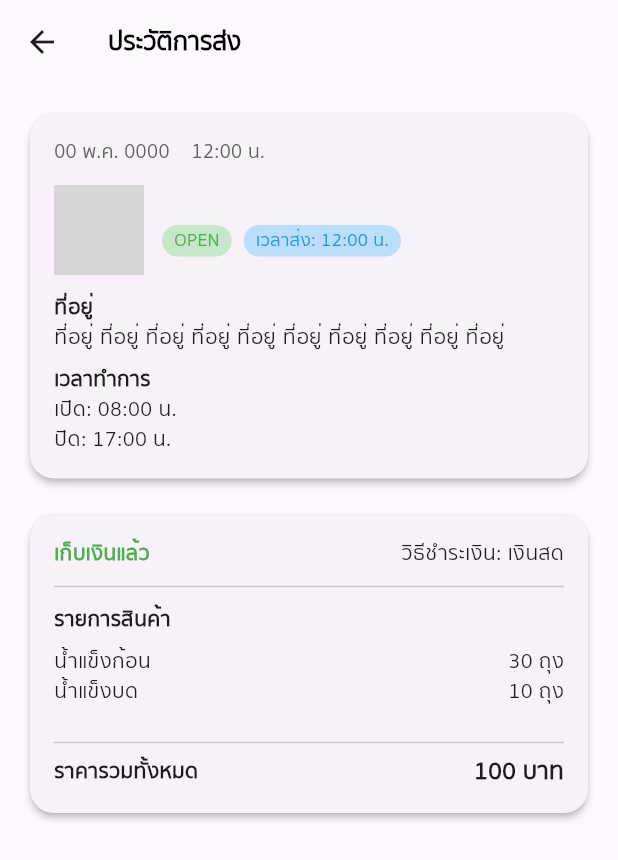
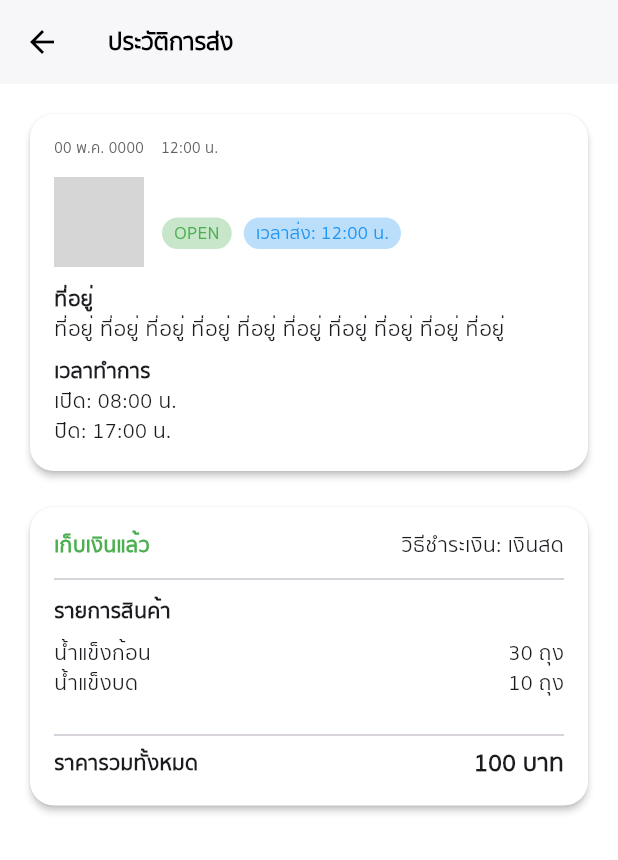
Before and after one commit to AshaTechCorporation/ksice, a Flutter app: the HistoryDetail screen opened directly with empty values, on a phone screen of 412 x 824 dp. Shown: the top 860 px of the screen. Run offline on Flutter 3.47's test engine with Material 3 defaults, Android fonts, the phone set to English and light mode, and no system bars; our stand-ins replace geolocator, google_maps_flutter, image_picker, shared_preferences, syncfusion_flutter_gauges; accounts and stored records are empty; network calls fail; grey boxes are pictures that could not be loaded.

Commit message:
edit historyDetail

```diff
--- a/lib/employee/history/historyDetail.dart
+++ b/lib/employee/history/historyDetail.dart
@@ -11,33 +11,36 @@ class HistoryDetail extends StatefulWidget {
 class _HistoryDetailState extends State<HistoryDetail> {
   @override
   Widget build(BuildContext context) {
-    final size = MediaQuery.of(context).size;
-
     return Scaffold(
+      backgroundColor: Colors.white, // ✅ พื้นหลังสีขาว
       appBar: AppBar(
-        title: Text('ประวัติการส่ง'),
+        title: Text('ประวัติการส่ง',style: TextStyle(fontSize: 16),),
+        backgroundColor: Colors.white,
+        foregroundColor: Colors.black,
+        elevation: 1,
       ),
       body: SingleChildScrollView(
-        padding: const EdgeInsets.all(16),
+        padding: EdgeInsets.all(16),
         child: Column(
           children: [
-            // 📦 กล่องข้อมูลร้าน
+            // 📦 ข้อมูลร้านค้า
             Card(
               elevation: 2,
+              color: Colors.white, // ✅ การ์ดสีขาว
               shape: RoundedRectangleBorder(borderRadius: BorderRadius.circular(16)),
               child: Padding(
-                padding: const EdgeInsets.all(16),
+                padding: EdgeInsets.all(16),
                 child: Column(
                   crossAxisAlignment: CrossAxisAlignment.start,
                   children: [
                     Text('00 พ.ค. 0000    12:00 น.',
-                        style: TextStyle(color: Colors.grey[700], fontSize: 13)),
-                    const SizedBox(height: 12),
+                        style: TextStyle(color: Colors.grey[700], fontSize: 10)),
+                    SizedBox(height: 12),
                     Row(
                       crossAxisAlignment: CrossAxisAlignment.start,
                       children: [
                         ClipRRect(
-                          borderRadius: BorderRadius.circular(8),
+                          borderRadius: BorderRadius.circular(30), // ✅ วงกลม
                           child: Image.network(
                             widget.data['image'],
                             width: 60,
@@ -45,37 +48,37 @@ class _HistoryDetailState extends State<HistoryDetail> {
                             fit: BoxFit.cover,
                           ),
                         ),
-                        const SizedBox(width: 12),
+                        SizedBox(width: 12),
                         Expanded(
                           child: Column(
                             crossAxisAlignment: CrossAxisAlignment.start,
                             children: [
                               Text(
                                 widget.data['title'],
-                                style: const TextStyle(
+                                style: TextStyle(
                                     fontWeight: FontWeight.bold, fontSize: 16),
                               ),
-                              const SizedBox(height: 4),
+                              SizedBox(height: 4),
                               Row(
                                 children: [
                                   Container(
-                                    padding: const EdgeInsets.symmetric(horizontal: 8, vertical: 2),
+                                    padding: EdgeInsets.symmetric(horizontal: 8, vertical: 2),
                                     decoration: BoxDecoration(
                                       color: Colors.green[100],
                                       borderRadius: BorderRadius.circular(12),
                                     ),
-                                    child: const Text('OPEN',
+                                    child: Text('OPEN',
                                         style: TextStyle(
                                             color: Colors.green, fontSize: 12)),
                                   ),
-                                  const SizedBox(width: 8),
+                                  SizedBox(width: 8),
                                   Container(
-                                    padding: const EdgeInsets.symmetric(horizontal: 8, vertical: 2),
+                                    padding: EdgeInsets.symmetric(horizontal: 8, vertical: 2),
                                     decoration: BoxDecoration(
                                       color: Colors.blue[100],
                                       borderRadius: BorderRadius.circular(12),
                                     ),
-                                    child: const Text('เวลาส่ง: 12:00 น.',
+                                    child: Text('เวลาส่ง: 12:00 น.',
                                         style: TextStyle(
                                             color: Colors.blue, fontSize: 12)),
                                   ),
@@ -86,34 +89,35 @@ class _HistoryDetailState extends State<HistoryDetail> {
                         ),
                       ],
                     ),
-                    const SizedBox(height: 12),
-                    const Text('ที่อยู่',
+                    SizedBox(height: 12),
+                    Text('ที่อยู่',
                         style: TextStyle(fontWeight: FontWeight.w600)),
-                    const Text(
+                    Text(
                       'ที่อยู่ ที่อยู่ ที่อยู่ ที่อยู่ ที่อยู่ ที่อยู่ ที่อยู่ ที่อยู่ ที่อยู่ ที่อยู่',
                       style: TextStyle(height: 1.4),
                     ),
-                    const SizedBox(height: 8),
-                    const Text('เวลาทำการ',
+                    SizedBox(height: 8),
+                    Text('เวลาทำการ',
                         style: TextStyle(fontWeight: FontWeight.w600)),
-                    const Text('เปิด: 08:00 น.\nปิด: 17:00 น.'),
+                    Text('เปิด: 08:00 น.\nปิด: 17:00 น.'),
                   ],
                 ),
               ),
             ),
-            const SizedBox(height: 16),
+            SizedBox(height: 16),
 
-            // 🧾 กล่องรายการสินค้า
+            // 🧾 รายการสินค้า
             Card(
               elevation: 2,
+              color: Colors.white, // ✅ การ์ดสีขาว
               shape: RoundedRectangleBorder(borderRadius: BorderRadius.circular(16)),
               child: Padding(
-                padding: const EdgeInsets.all(16),
+                padding: EdgeInsets.all(16),
                 child: Column(
                   children: [
                     Row(
                       mainAxisAlignment: MainAxisAlignment.spaceBetween,
-                      children: const [
+                      children: [
                         Text(
                           'เก็บเงินแล้ว',
                           style: TextStyle(
@@ -125,10 +129,10 @@ class _HistoryDetailState extends State<HistoryDetail> {
                         ),
                       ],
                     ),
-                    const Divider(height: 24),
+                    Divider(height: 24),
                     Column(
                       crossAxisAlignment: CrossAxisAlignment.start,
-                      children: const [
+                      children: [
                         Text('รายการสินค้า', style: TextStyle(fontWeight: FontWeight.bold)),
                         SizedBox(height: 8),
                         Row(
```
